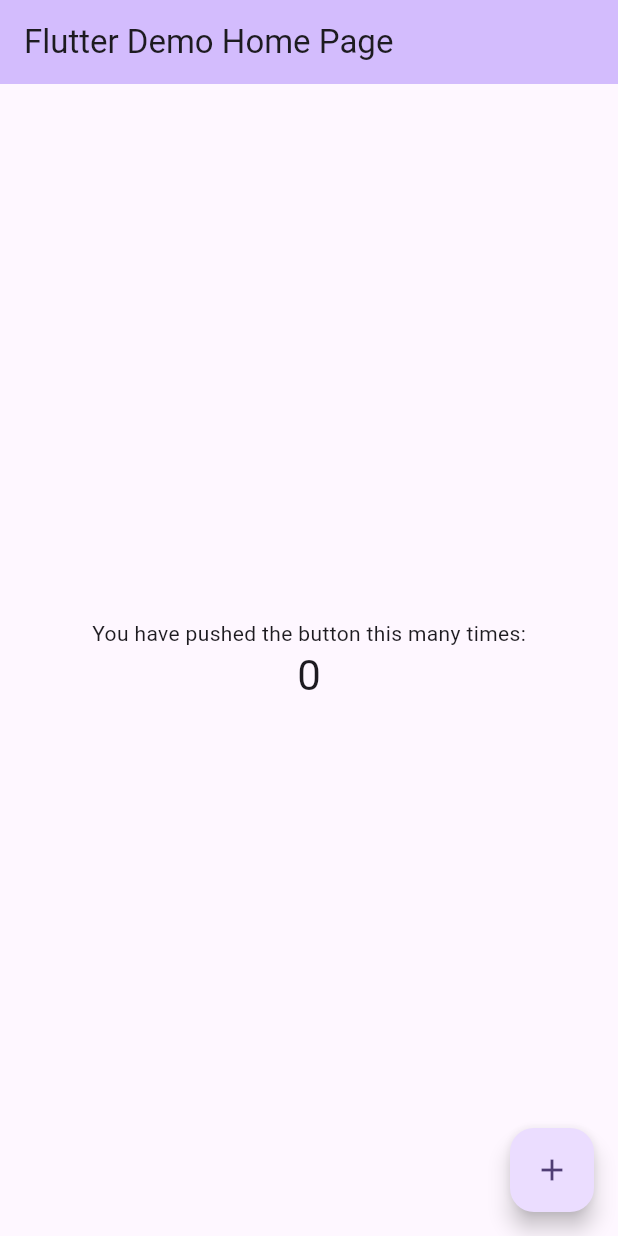
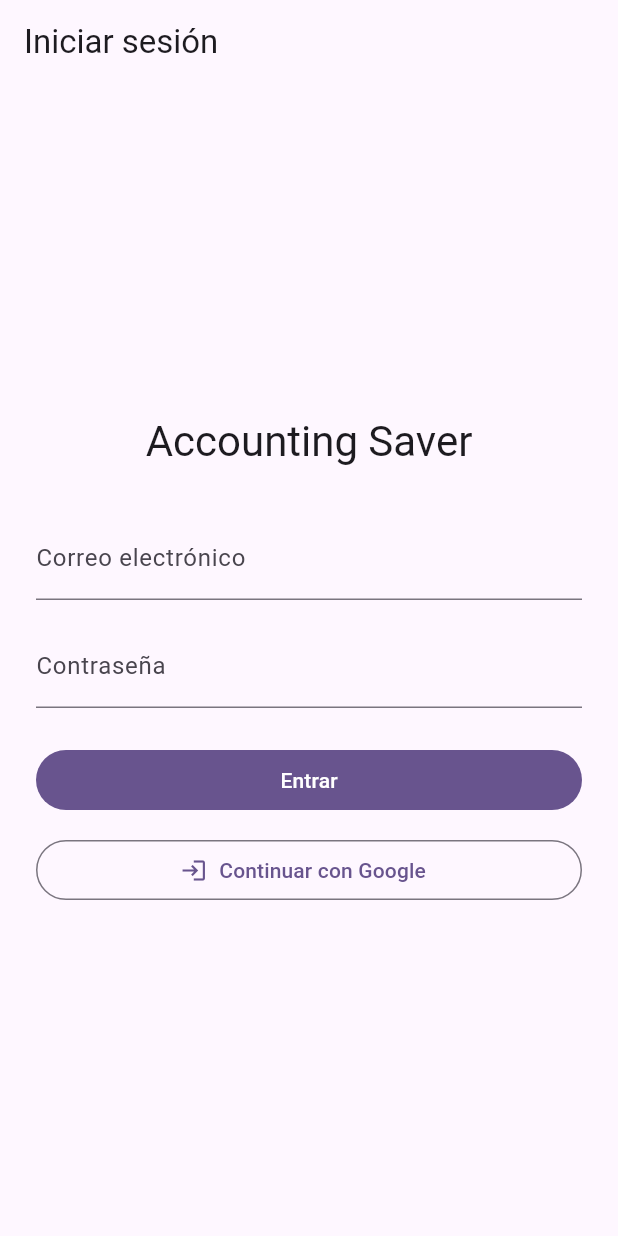
Before and after one commit to KillerGon01/accounting-saver, a Flutter app: the screen it shows after launch, on a phone screen of 412 x 824 dp. Run offline on Flutter 3.47's test engine with Material 3 defaults, Android fonts, the phone set to English and light mode, and no system bars; our stand-ins replace firebase_auth, firebase_core, flutter_riverpod; accounts and stored records are empty.

Commit message:
[ADDED] Auth architecture with Riverpod and login screen

```diff
--- a/lib/main.dart
+++ b/lib/main.dart
@@ -1,127 +1,50 @@
+import 'package:firebase_core/firebase_core.dart';
 import 'package:flutter/material.dart';
-import 'package:firebase_core/firebase_core.dart';
+import 'package:flutter_riverpod/flutter_riverpod.dart';
+
 import 'firebase_options.dart';
+import 'presentation/auth/auth_providers.dart';
+import 'presentation/auth/login_screen.dart';
 
 Future<void> main() async {
   WidgetsFlutterBinding.ensureInitialized();
-  await Firebase.initializeApp(
-    options: DefaultFirebaseOptions.currentPlatform,
-  );
-  runApp(const MyApp());
+  await Firebase.initializeApp(options: DefaultFirebaseOptions.currentPlatform);
+  runApp(const ProviderScope(child: MyApp()));
 }
 
 class MyApp extends StatelessWidget {
   const MyApp({super.key});
 
-  // This widget is the root of your application.
   @override
   Widget build(BuildContext context) {
     return MaterialApp(
-      title: 'Flutter Demo',
-      theme: ThemeData(
-        // This is the theme of your application.
-        //
-        // TRY THIS: Try running your application with "flutter run". You'll see
-        // the application has a purple toolbar. Then, without quitting the app,
-        // try changing the seedColor in the colorScheme below to Colors.green
-        // and then invoke "hot reload" (save your changes or press the "hot
-        // reload" button in a Flutter-supported IDE, or press "r" if you used
-        // the command line to start the app).
-        //
-        // Notice that the counter didn't reset back to zero; the application
-        // state is not lost during the reload. To reset the state, use hot
-        // restart instead.
-        //
-        // This works for code too, not just values: Most code changes can be
-        // tested with just a hot reload.
-        colorScheme: .fromSeed(seedColor: Colors.deepPurple),
-      ),
-      home: const MyHomePage(title: 'Flutter Demo Home Page'),
+      title: 'Accounting Saver',
+      theme: ThemeData(colorScheme: ColorScheme.fromSeed(seedColor: Colors.deepPurple)),
+      home: const AuthGate(),
     );
   }
 }
 
-class MyHomePage extends StatefulWidget {
-  const MyHomePage({super.key, required this.title});
-
-  // This widget is the home page of your application. It is stateful, meaning
-  // that it has a State object (defined below) that contains fields that affect
-  // how it looks.
-
-  // This class is the configuration for the state. It holds the values (in this
-  // case the title) provided by the parent (in this case the App widget) and
-  // used by the build method of the State. Fields in a Widget subclass are
-  // always marked "final".
-
-  final String title;
+class AuthGate extends ConsumerWidget {
+  const AuthGate({super.key});
 
   @override
-  State<MyHomePage> createState() => _MyHomePageState();
-}
+  Widget build(BuildContext context, WidgetRef ref) {
+    final authState = ref.watch(authStateChangesProvider);
 
-class _MyHomePageState extends State<MyHomePage> {
-  int _counter = 0;
-
-  void _incrementCounter() {
-    setState(() {
-      // This call to setState tells the Flutter framework that something has
-      // changed in this State, which causes it to rerun the build method below
-      // so that the display can reflect the updated values. If we changed
-      // _counter without calling setState(), then the build method would not be
-      // called again, and so nothing would appear to happen.
-      _counter++;
-    });
-  }
-
-  @override
-  Widget build(BuildContext context) {
-    // This method is rerun every time setState is called, for instance as done
-    // by the _incrementCounter method above.
-    //
-    // The Flutter framework has been optimized to make rerunning build methods
-    // fast, so that you can just rebuild anything that needs updating rather
-    // than having to individually change instances of widgets.
-    return Scaffold(
-      appBar: AppBar(
-        // TRY THIS: Try changing the color here to a specific color (to
-        // Colors.amber, perhaps?) and trigger a hot reload to see the AppBar
-        // change color while the other colors stay the same.
-        backgroundColor: Theme.of(context).colorScheme.inversePrimary,
-        // Here we take the value from the MyHomePage object that was created by
-        // the App.build method, and use it to set our appbar title.
-        title: Text(widget.title),
+    return authState.when(
+      data: (user) {
+        if (user == null) return const LoginScreen();
+        return Scaffold(
+          appBar: AppBar(title: const Text('Accounting Saver')),
+          body: Center(child: Text('Sesión iniciada como ${user.email}')),
+        );
+      },
+      loading: () => const Scaffold(
+        body: Center(child: CircularProgressIndicator()),
       ),
-      body: Center(
-        // Center is a layout widget. It takes a single child and positions it
-        // in the middle of the parent.
-        child: Column(
-          // Column is also a layout widget. It takes a list of children and
-          // arranges them vertically. By default, it sizes itself to fit its
-          // children horizontally, and tries to be as tall as its parent.
-          //
-          // Column has various properties to control how it sizes itself and
-          // how it positions its children. Here we use mainAxisAlignment to
-          // center the children vertically; the main axis here is the vertical
-          // axis because Columns are vertical (the cross axis would be
-          // horizontal).
-          //
-          // TRY THIS: Invoke "debug painting" (choose the "Toggle Debug Paint"
-          // action in the IDE, or press "p" in the console), to see the
-          // wireframe for each widget.
-          mainAxisAlignment: .center,
-          children: [
-            const Text('You have pushed the button this many times:'),
-            Text(
-              '$_counter',
-              style: Theme.of(context).textTheme.headlineMedium,
-            ),
-          ],
-        ),
-      ),
-      floatingActionButton: FloatingActionButton(
-        onPressed: _incrementCounter,
-        tooltip: 'Increment',
-        child: const Icon(Icons.add),
+      error: (error, stackTrace) => Scaffold(
+        body: Center(child: Text('Error de autenticación: $error')),
       ),
     );
   }
--- /dev/null
+++ b/lib/presentation/auth/auth_providers.dart
@@ -0,0 +1,33 @@
+import 'package:flutter_riverpod/flutter_riverpod.dart';
+
+import '../../application/auth/sign_in_with_email_and_password.dart';
+import '../../application/auth/sign_in_with_google.dart';
+import '../../application/auth/sign_out.dart';
+import '../../application/auth/sign_up_with_email_and_password.dart';
+import '../../domain/auth/app_user.dart';
+import '../../domain/auth/auth_repository.dart';
+import '../../infrastructure/auth/firebase_auth_repository.dart';
+
+final authRepositoryProvider = Provider<AuthRepository>((ref) {
+  return FirebaseAuthRepository();
+});
+
+final authStateChangesProvider = StreamProvider<AppUser?>((ref) {
+  return ref.watch(authRepositoryProvider).authStateChanges();
+});
+
+final signInWithEmailAndPasswordProvider = Provider<SignInWithEmailAndPassword>(
+  (ref) => SignInWithEmailAndPassword(ref.watch(authRepositoryProvider)),
+);
+
+final signUpWithEmailAndPasswordProvider = Provider<SignUpWithEmailAndPassword>(
+  (ref) => SignUpWithEmailAndPassword(ref.watch(authRepositoryProvider)),
+);
+
+final signInWithGoogleProvider = Provider<SignInWithGoogle>(
+  (ref) => SignInWithGoogle(ref.watch(authRepositoryProvider)),
+);
+
+final signOutProvider = Provider<SignOut>(
+  (ref) => SignOut(ref.watch(authRepositoryProvider)),
+);
--- /dev/null
+++ b/lib/presentation/auth/login_screen.dart
@@ -0,0 +1,147 @@
+import 'package:flutter/material.dart';
+import 'package:flutter_riverpod/flutter_riverpod.dart';
+
+import 'auth_providers.dart';
+
+class LoginScreen extends ConsumerStatefulWidget {
+  const LoginScreen({super.key});
+
+  @override
+  ConsumerState<LoginScreen> createState() => _LoginScreenState();
+}
+
+class _LoginScreenState extends ConsumerState<LoginScreen> {
+  final _formKey = GlobalKey<FormState>();
+  final _emailController = TextEditingController();
+  final _passwordController = TextEditingController();
+
+  bool _isLoading = false;
+  String? _errorMessage;
+
+  @override
+  void dispose() {
+    _emailController.dispose();
+    _passwordController.dispose();
+    super.dispose();
+  }
+
+  Future<void> _submitEmailAndPassword() async {
+    if (!_formKey.currentState!.validate()) return;
+
+    setState(() {
+      _isLoading = true;
+      _errorMessage = null;
+    });
+
+    try {
+      await ref.read(signInWithEmailAndPasswordProvider)(
+        email: _emailController.text.trim(),
+        password: _passwordController.text,
+      );
+    } catch (error) {
+      setState(() => _errorMessage = 'No se pudo iniciar sesión: $error');
+    } finally {
+      if (mounted) setState(() => _isLoading = false);
+    }
+  }
+
+  Future<void> _submitGoogleSignIn() async {
+    setState(() {
+      _isLoading = true;
+      _errorMessage = null;
+    });
+
+    try {
+      await ref.read(signInWithGoogleProvider)();
+    } catch (error) {
+      setState(
+        () => _errorMessage = 'No se pudo iniciar sesión con Google: $error',
+      );
+    } finally {
+      if (mounted) setState(() => _isLoading = false);
+    }
+  }
+
+  @override
+  Widget build(BuildContext context) {
+    return Scaffold(
+      appBar: AppBar(title: const Text('Iniciar sesión')),
+      body: Center(
+        child: ConstrainedBox(
+          constraints: const BoxConstraints(maxWidth: 420),
+          child: SingleChildScrollView(
+            padding: const EdgeInsets.all(24),
+            child: Form(
+              key: _formKey,
+              child: Column(
+                crossAxisAlignment: CrossAxisAlignment.stretch,
+                children: [
+                  Text(
+                    'Accounting Saver',
+                    style: Theme.of(context).textTheme.headlineMedium,
+                    textAlign: TextAlign.center,
+                  ),
+                  const SizedBox(height: 32),
+                  TextFormField(
+                    controller: _emailController,
+                    keyboardType: TextInputType.emailAddress,
+                    autofillHints: const [AutofillHints.email],
+                    decoration: const InputDecoration(
+                      labelText: 'Correo electrónico',
+                    ),
+                    validator: (value) {
+                      if (value == null || value.trim().isEmpty) {
+                        return 'Introduce tu correo electrónico';
+                      }
+                      return null;
+                    },
+                  ),
+                  const SizedBox(height: 16),
+                  TextFormField(
+                    controller: _passwordController,
+                    obscureText: true,
+                    autofillHints: const [AutofillHints.password],
+                    decoration: const InputDecoration(labelText: 'Contraseña'),
+                    validator: (value) {
+                      if (value == null || value.isEmpty) {
+                        return 'Introduce tu contraseña';
+                      }
+                      return null;
+                    },
+                  ),
+                  const SizedBox(height: 24),
+                  if (_errorMessage != null) ...[
+                    Text(
+                      _errorMessage!,
+                      style: TextStyle(
+                        color: Theme.of(context).colorScheme.error,
+                      ),
+                      textAlign: TextAlign.center,
+                    ),
+                    const SizedBox(height: 16),
+                  ],
+                  FilledButton(
+                    onPressed: _isLoading ? null : _submitEmailAndPassword,
+                    child: _isLoading
+                        ? const SizedBox(
+                            height: 20,
+                            width: 20,
+                            child: CircularProgressIndicator(strokeWidth: 2),
+                          )
+                        : const Text('Entrar'),
+                  ),
+                  const SizedBox(height: 12),
+                  OutlinedButton.icon(
+                    onPressed: _isLoading ? null : _submitGoogleSignIn,
+                    icon: const Icon(Icons.login),
+                    label: const Text('Continuar con Google'),
+                  ),
+                ],
+              ),
+            ),
+          ),
+        ),
+      ),
+    );
+  }
+}
--- a/pubspec.yaml
+++ b/pubspec.yaml
@@ -37,7 +37,7 @@ dependencies:
   firebase_core: ^4.15.0
   firebase_auth: ^6.7.0
   cloud_firestore: ^6.10.0
-
+  flutter_riverpod: ^3.4.3
 dev_dependencies:
   flutter_test:
     sdk: flutter
```
Also changed, not shown: lib/application/auth/sign_in_with_email_and_password.dart (added, +15 -0 lines), lib/application/auth/sign_in_with_google.dart (added, +12 -0 lines), lib/application/auth/sign_out.dart (added, +11 -0 lines), lib/application/auth/sign_up_with_email_and_password.dart (added, +15 -0 lines), lib/domain/auth/app_user.dart (added, +7 -0 lines), lib/domain/auth/auth_repository.dart (added, +21 -0 lines), lib/infrastructure/auth/firebase_auth_repository.dart (added, +78 -0 lines), pubspec.lock.
